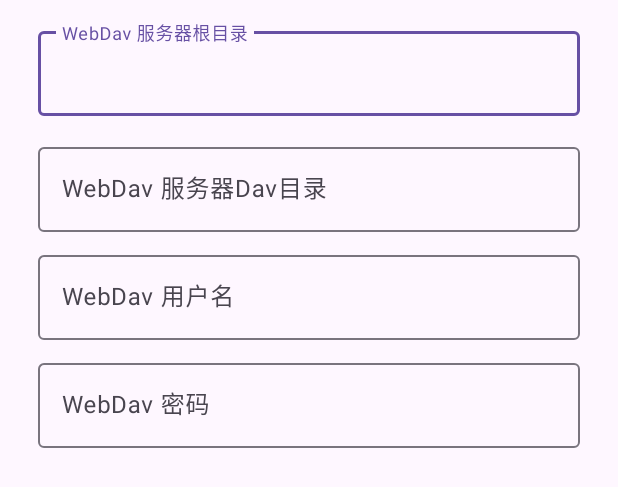
After one commit to wizos/VideoYou-Code-View, an Android app: the layout webdav_edit.xml on its own in the app's theme, with its tools: preview values and no code run, on a phone screen of 412 x 824 dp. The commit adds this screen. Shown: the top 487 px of the screen. Run offline under Robolectric (Android 15) with nearby library versions, the phone set to English and light mode, and no system bars.

Commit message:
新增且优化了代码

```diff
--- /dev/null
+++ b/app/src/main/res/drawable/baseline_webhook_24.xml
@@ -0,0 +1,5 @@
+<vector android:autoMirrored="true" android:height="24dp"
+    android:tint="#000000" android:viewportHeight="24"
+    android:viewportWidth="24" android:width="24dp" xmlns:android="http://schemas.android.com/apk/res/android">
+    <path android:fillColor="@android:color/white" android:pathData="M10,15l5.88,0c0.27,-0.31 0.67,-0.5 1.12,-0.5c0.83,0 1.5,0.67 1.5,1.5c0,0.83 -0.67,1.5 -1.5,1.5c-0.44,0 -0.84,-0.19 -1.12,-0.5l-3.98,0c-0.46,2.28 -2.48,4 -4.9,4c-2.76,0 -5,-2.24 -5,-5c0,-2.42 1.72,-4.44 4,-4.9l0,2.07C4.84,13.58 4,14.7 4,16c0,1.65 1.35,3 3,3s3,-1.35 3,-3V15zM12.5,4c1.65,0 3,1.35 3,3h2c0,-2.76 -2.24,-5 -5,-5l0,0c-2.76,0 -5,2.24 -5,5c0,1.43 0.6,2.71 1.55,3.62l-2.35,3.9C6.02,14.66 5.5,15.27 5.5,16c0,0.83 0.67,1.5 1.5,1.5s1.5,-0.67 1.5,-1.5c0,-0.16 -0.02,-0.31 -0.07,-0.45l3.38,-5.63C10.49,9.61 9.5,8.42 9.5,7C9.5,5.35 10.85,4 12.5,4zM17,13c-0.64,0 -1.23,0.2 -1.72,0.54l-3.05,-5.07C11.53,8.35 11,7.74 11,7c0,-0.83 0.67,-1.5 1.5,-1.5S14,6.17 14,7c0,0.15 -0.02,0.29 -0.06,0.43l2.19,3.65C16.41,11.03 16.7,11 17,11l0,0c2.76,0 5,2.24 5,5c0,2.76 -2.24,5 -5,5c-1.85,0 -3.47,-1.01 -4.33,-2.5l2.67,0C15.82,18.82 16.39,19 17,19c1.65,0 3,-1.35 3,-3S18.65,13 17,13z"/>
+</vector>
--- /dev/null
+++ b/app/src/main/res/drawable/twotone_attach_file_24.xml
@@ -0,0 +1,5 @@
+<vector android:autoMirrored="true" android:height="24dp"
+    android:tint="#000000" android:viewportHeight="24"
+    android:viewportWidth="24" android:width="24dp" xmlns:android="http://schemas.android.com/apk/res/android">
+    <path android:fillColor="@android:color/white" android:pathData="M12.5,23c3.04,0 5.5,-2.46 5.5,-5.5V6h-1.5v11.5c0,2.21 -1.79,4 -4,4s-4,-1.79 -4,-4V5c0,-1.38 1.12,-2.5 2.5,-2.5s2.5,1.12 2.5,2.5v10.5c0,0.55 -0.45,1 -1,1s-1,-0.45 -1,-1V6H10v9.5c0,1.38 1.12,2.5 2.5,2.5s2.5,-1.12 2.5,-2.5V5c0,-2.21 -1.79,-4 -4,-4S7,2.79 7,5v12.5c0,3.04 2.46,5.5 5.5,5.5z"/>
+</vector>
--- /dev/null
+++ b/app/src/main/res/layout/webdav_edit.xml
@@ -0,0 +1,73 @@
+<?xml version="1.0" encoding="utf-8"?>
+<LinearLayout xmlns:android="http://schemas.android.com/apk/res/android"
+    android:layout_width="match_parent"
+    android:layout_height="match_parent"
+    xmlns:tools="http://schemas.android.com/tools"
+    android:orientation="vertical">
+
+    <com.google.android.material.textfield.TextInputLayout
+        tools:ignore="HardcodedText"
+        android:layout_marginTop="15dp"
+        android:layout_marginStart="25dp"
+        android:layout_marginEnd="25dp"
+        android:layout_width="match_parent"
+        android:layout_height="wrap_content"
+        android:hint="WebDav 服务器根目录">
+
+        <com.google.android.material.textfield.TextInputEditText
+            android:id="@+id/web_dav_ip_root_edit"
+            tools:ignore="SpeakableTextPresentCheck,TouchTargetSizeCheck,VisualLintTextFieldSize"
+            android:layout_width="match_parent"
+            android:layout_height="wrap_content"/>
+    </com.google.android.material.textfield.TextInputLayout>
+
+    <com.google.android.material.textfield.TextInputLayout
+        tools:ignore="HardcodedText"
+        android:layout_marginTop="15dp"
+        android:layout_marginStart="25dp"
+        android:layout_marginEnd="25dp"
+        android:layout_width="match_parent"
+        android:layout_height="wrap_content"
+        android:hint="WebDav 服务器Dav目录">
+
+        <com.google.android.material.textfield.TextInputEditText
+            android:id="@+id/web_dav_ip_edit"
+            tools:ignore="SpeakableTextPresentCheck,TouchTargetSizeCheck,VisualLintTextFieldSize"
+            android:layout_width="match_parent"
+            android:layout_height="wrap_content"/>
+    </com.google.android.material.textfield.TextInputLayout>
+
+    <com.google.android.material.textfield.TextInputLayout
+        tools:ignore="HardcodedText"
+        android:layout_width="match_parent"
+        android:layout_marginTop="10dp"
+        android:layout_marginBottom="10dp"
+        android:layout_marginStart="25dp"
+        android:layout_marginEnd="25dp"
+        android:layout_height="wrap_content"
+        android:hint="WebDav 用户名">
+
+        <com.google.android.material.textfield.TextInputEditText
+            android:id="@+id/web_dav_user_edit"
+            tools:ignore="SpeakableTextPresentCheck,TouchTargetSizeCheck,VisualLintTextFieldSize"
+            android:layout_width="match_parent"
+            android:layout_height="wrap_content" />
+    </com.google.android.material.textfield.TextInputLayout>
+
+    <com.google.android.material.textfield.TextInputLayout
+        tools:ignore="HardcodedText"
+        android:layout_width="match_parent"
+        android:layout_height="wrap_content"
+        android:hint="WebDav 密码"
+        android:layout_marginStart="25dp"
+        android:layout_marginEnd="25dp"
+        android:layout_marginBottom="15dp">
+
+        <com.google.android.material.textfield.TextInputEditText
+            android:id="@+id/web_dav_password_edit"
+            tools:ignore="SpeakableTextPresentCheck,TouchTargetSizeCheck,VisualLintTextFieldSize"
+            android:layout_width="match_parent"
+            android:layout_height="wrap_content" />
+    </com.google.android.material.textfield.TextInputLayout>
+
+</LinearLayout>
--- a/app/src/main/res/menu/main_navigation_drawer.xml
+++ b/app/src/main/res/menu/main_navigation_drawer.xml
@@ -24,6 +24,10 @@
                 android:id="@+id/toInternet"
                 android:icon="@drawable/baseline_wifi_tethering_24"
                 android:title="串流" />
+            <item
+                android:id="@+id/toWebDav"
+                android:icon="@drawable/baseline_webhook_24"
+                android:title="WebDav" />
         </menu>
     </item>
 </menu>
```
Also changed, not shown: app/build.gradle (+7 -1 lines), app/src/main/AndroidManifest.xml (+6 -3 lines), app/src/main/java/com/clearpole/videoyou/MainActivity.kt (+89 -10 lines), app/src/main/java/com/clearpole/videoyou/VideoPlayer.kt (+43 -8 lines), app/src/main/java/com/clearpole/videoyou/WebDavActivity.kt (added, +143 -0 lines), app/src/main/java/com/clearpole/videoyou/model/WebDavModel.kt (added, +13 -0 lines), app/src/main/res/drawable/twotone_drive_folder_upload_24.xml (added, +9 -0 lines), app/src/main/res/drawable/twotone_folder_24.xml (added, +8 -0 lines), app/src/main/res/layout/activity_web_dav.xml (added, +48 -0 lines), app/src/main/res/layout/webdav_list_item.xml (added, +55 -0 lines), 1 other file.
